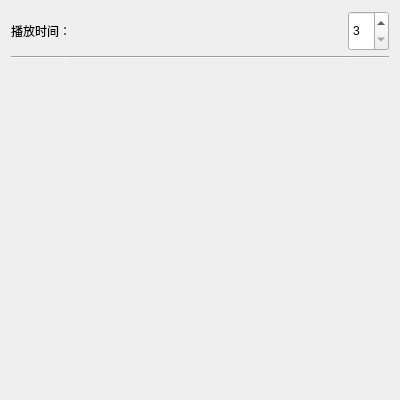
Above: wallpaper/pyside6_GUI/sub_ui/wallpaper/ui/set.ui from YUN-LJ/FrameFlow before the change. Below: the same form after it.
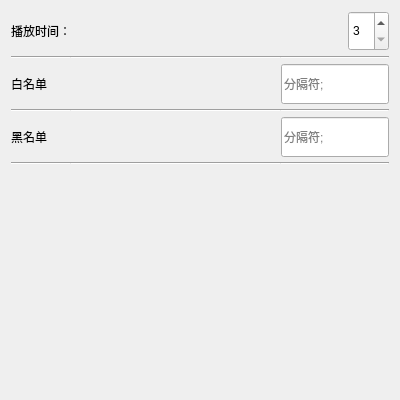
That is the form after the change. Custom widgets are drawn as their Qt base class.

The edit to the form file:
```diff
--- a/wallpaper/pyside6_GUI/sub_ui/wallpaper/ui/set.ui
+++ b/wallpaper/pyside6_GUI/sub_ui/wallpaper/ui/set.ui
@@ -34,30 +34,54 @@
      <property name="verticalSpacing">
       <number>5</number>
      </property>
-     <item row="0" column="1">
-      <spacer name="horizontalSpacer">
+     <item row="1" column="1">
+      <widget class="Line" name="line_2">
        <property name="orientation">
         <enum>Qt::Orientation::Horizontal</enum>
+       </property>
+      </widget>
+     </item>
+     <item row="6" column="0">
+      <spacer name="verticalSpacer">
+       <property name="orientation">
+        <enum>Qt::Orientation::Vertical</enum>
        </property>
        <property name="sizeHint" stdset="0">
         <size>
-         <width>40</width>
-         <height>20</height>
+         <width>20</width>
+         <height>40</height>
         </size>
        </property>
       </spacer>
      </item>
-     <item row="0" column="0">
-      <widget class="QLabel" name="label_paly_time">
-       <property name="styleSheet">
-        <string notr="true">font: 16pt &quot;Microsoft YaHei UI&quot;;</string>
+     <item row="4" column="2" alignment="Qt::AlignmentFlag::AlignRight">
+      <widget class="QLineEdit" name="lineEdit_black">
+       <property name="minimumSize">
+        <size>
+         <width>0</width>
+         <height>40</height>
+        </size>
        </property>
-       <property name="text">
-        <string>播放时间：</string>
+       <property name="placeholderText">
+        <string>分隔符;</string>
        </property>
       </widget>
      </item>
-     <item row="0" column="2">
+     <item row="3" column="2">
+      <widget class="Line" name="line_6">
+       <property name="orientation">
+        <enum>Qt::Orientation::Horizontal</enum>
+       </property>
+      </widget>
+     </item>
+     <item row="3" column="1">
+      <widget class="Line" name="line_5">
+       <property name="orientation">
+        <enum>Qt::Orientation::Horizontal</enum>
+       </property>
+      </widget>
+     </item>
+     <item row="0" column="2" alignment="Qt::AlignmentFlag::AlignRight">
       <widget class="SpinBox" name="spinBox_paly_time">
        <property name="minimumSize">
         <size>
@@ -73,32 +97,6 @@
        </property>
       </widget>
      </item>
-     <item row="2" column="2">
-      <spacer name="verticalSpacer_2">
-       <property name="orientation">
-        <enum>Qt::Orientation::Vertical</enum>
-       </property>
-       <property name="sizeHint" stdset="0">
-        <size>
-         <width>20</width>
-         <height>40</height>
-        </size>
-       </property>
-      </spacer>
-     </item>
-     <item row="2" column="0">
-      <spacer name="verticalSpacer">
-       <property name="orientation">
-        <enum>Qt::Orientation::Vertical</enum>
-       </property>
-       <property name="sizeHint" stdset="0">
-        <size>
-         <width>20</width>
-         <height>40</height>
-        </size>
-       </property>
-      </spacer>
-     </item>
      <item row="1" column="0">
       <widget class="Line" name="line">
        <property name="orientation">
@@ -106,13 +104,6 @@
        </property>
       </widget>
      </item>
-     <item row="1" column="1">
-      <widget class="Line" name="line_2">
-       <property name="orientation">
-        <enum>Qt::Orientation::Horizontal</enum>
-       </property>
-      </widget>
-     </item>
      <item row="1" column="2">
       <widget class="Line" name="line_3">
        <property name="orientation">
@@ -120,6 +111,103 @@
        </property>
       </widget>
      </item>
+     <item row="5" column="0">
+      <widget class="Line" name="line_7">
+       <property name="orientation">
+        <enum>Qt::Orientation::Horizontal</enum>
+       </property>
+      </widget>
+     </item>
+     <item row="0" column="0">
+      <widget class="QLabel" name="label_paly_time">
+       <property name="styleSheet">
+        <string notr="true">font: 16pt &quot;Microsoft YaHei UI&quot;;</string>
+       </property>
+       <property name="text">
+        <string>播放时间：</string>
+       </property>
+      </widget>
+     </item>
+     <item row="4" column="0">
+      <widget class="QLabel" name="label_black">
+       <property name="styleSheet">
+        <string notr="true">font: 16pt &quot;Microsoft YaHei UI&quot;;</string>
+       </property>
+       <property name="text">
+        <string>黑名单</string>
+       </property>
+      </widget>
+     </item>
+     <item row="5" column="1">
+      <widget class="Line" name="line_8">
+       <property name="orientation">
+        <enum>Qt::Orientation::Horizontal</enum>
+       </property>
+      </widget>
+     </item>
+     <item row="2" column="0">
+      <widget class="QLabel" name="label_white">
+       <property name="styleSheet">
+        <string notr="true">font: 16pt &quot;Microsoft YaHei UI&quot;;</string>
+       </property>
+       <property name="text">
+        <string>白名单</string>
+       </property>
+      </widget>
+     </item>
+     <item row="6" column="2">
+      <spacer name="verticalSpacer_2">
+       <property name="orientation">
+        <enum>Qt::Orientation::Vertical</enum>
+       </property>
+       <property name="sizeHint" stdset="0">
+        <size>
+         <width>20</width>
+         <height>40</height>
+        </size>
+       </property>
+      </spacer>
+     </item>
+     <item row="5" column="2">
+      <widget class="Line" name="line_9">
+       <property name="orientation">
+        <enum>Qt::Orientation::Horizontal</enum>
+       </property>
+      </widget>
+     </item>
+     <item row="3" column="0">
+      <widget class="Line" name="line_4">
+       <property name="orientation">
+        <enum>Qt::Orientation::Horizontal</enum>
+       </property>
+      </widget>
+     </item>
+     <item row="2" column="2" alignment="Qt::AlignmentFlag::AlignRight">
+      <widget class="QLineEdit" name="lineEdit_white">
+       <property name="minimumSize">
+        <size>
+         <width>0</width>
+         <height>40</height>
+        </size>
+       </property>
+       <property name="placeholderText">
+        <string>分隔符;</string>
+       </property>
+      </widget>
+     </item>
+     <item row="0" column="1">
+      <spacer name="horizontalSpacer">
+       <property name="orientation">
+        <enum>Qt::Orientation::Horizontal</enum>
+       </property>
+       <property name="sizeHint" stdset="0">
+        <size>
+         <width>40</width>
+         <height>20</height>
+        </size>
+       </property>
+      </spacer>
+     </item>
     </layout>
    </item>
   </layout>
```
